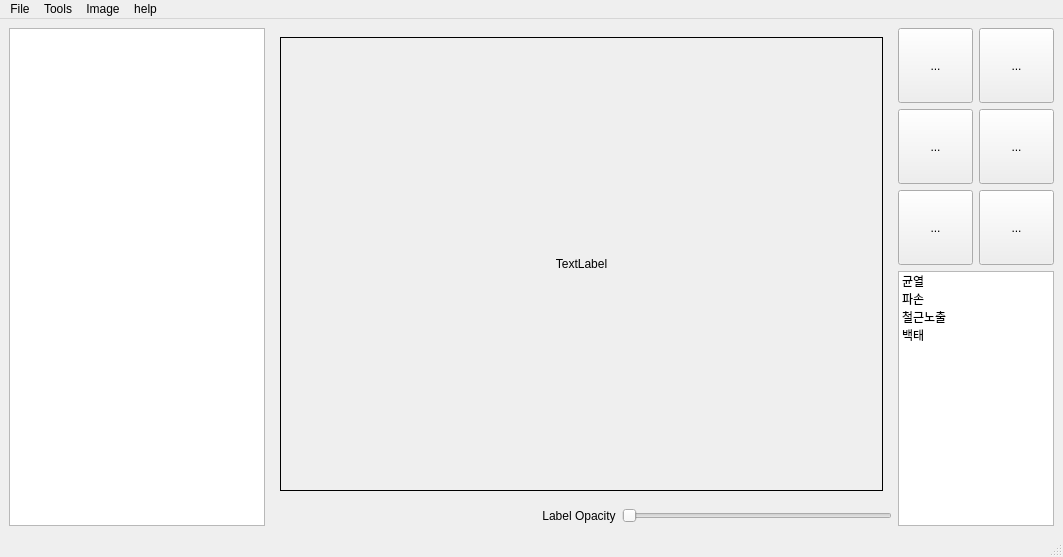
Old version of the form ui_design/mainwind.ui in the repository HYOJAE15/autolabel.
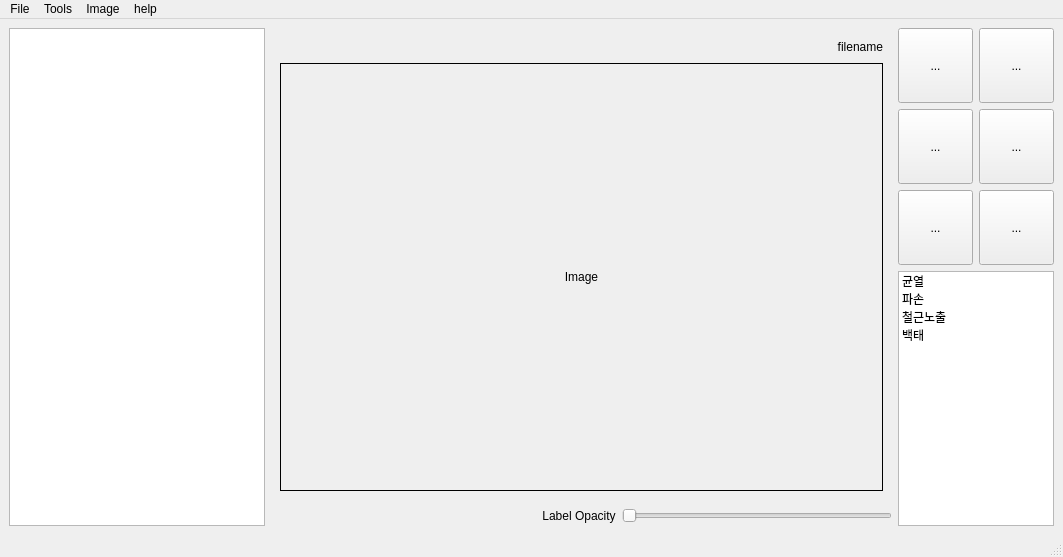
New version of the form. Icons and pictures are not drawn.

Patch:
```diff
--- a/ui_design/mainwind.ui
+++ b/ui_design/mainwind.ui
@@ -38,23 +38,59 @@
             <rect>
              <x>0</x>
              <y>0</y>
-             <width>617</width>
-             <height>464</height>
+             <width>610</width>
+             <height>449</height>
             </rect>
            </property>
            <layout class="QVBoxLayout" name="verticalLayout_2">
             <item>
+             <layout class="QGridLayout" name="gridLayout_3">
+              <item row="0" column="0">
+               <spacer name="horizontalSpacer_2">
+                <property name="orientation">
+                 <enum>Qt::Horizontal</enum>
+                </property>
+                <property name="sizeHint" stdset="0">
+                 <size>
+                  <width>40</width>
+                  <height>20</height>
+                 </size>
+                </property>
+               </spacer>
+              </item>
+              <item row="0" column="1">
+               <widget class="QLabel" name="label">
+                <property name="sizePolicy">
+                 <sizepolicy hsizetype="Expanding" vsizetype="Fixed">
+                  <horstretch>0</horstretch>
+                  <verstretch>0</verstretch>
+                 </sizepolicy>
+                </property>
+                <property name="frameShape">
+                 <enum>QFrame::NoFrame</enum>
+                </property>
+                <property name="text">
+                 <string>filename</string>
+                </property>
+                <property name="alignment">
+                 <set>Qt::AlignRight|Qt::AlignTrailing|Qt::AlignVCenter</set>
+                </property>
+               </widget>
+              </item>
+              <item row="1" column="0" colspan="2">
              <widget class="QLabel" name="mainImageViewer">
               <property name="frameShape">
                <enum>QFrame::Box</enum>
               </property>
               <property name="text">
-               <string>TextLabel</string>
+                 <string>Image</string>
               </property>
               <property name="alignment">
                <set>Qt::AlignCenter</set>
               </property>
              </widget>
+              </item>
+             </layout>
             </item>
            </layout>
           </widget>
```
Left out of the diff: 2 changed lines with no effect on the pictures. Lines whose indentation alone changed are shown as unchanged.
